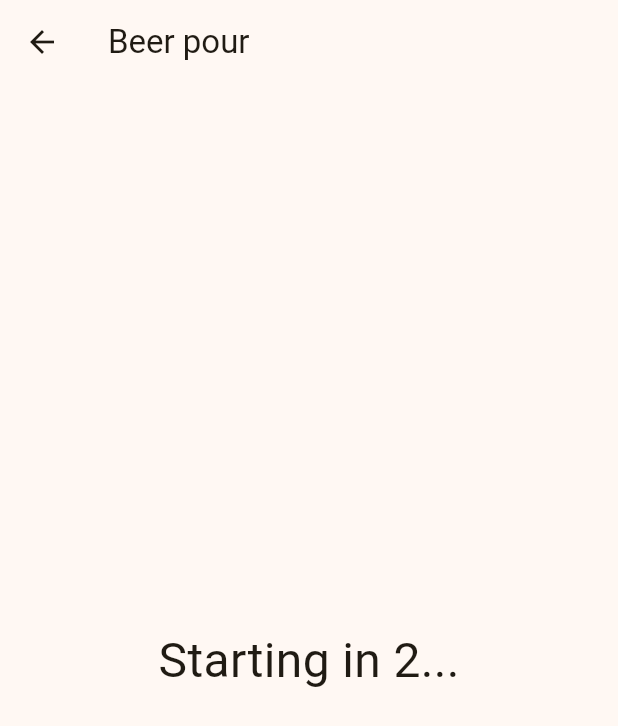
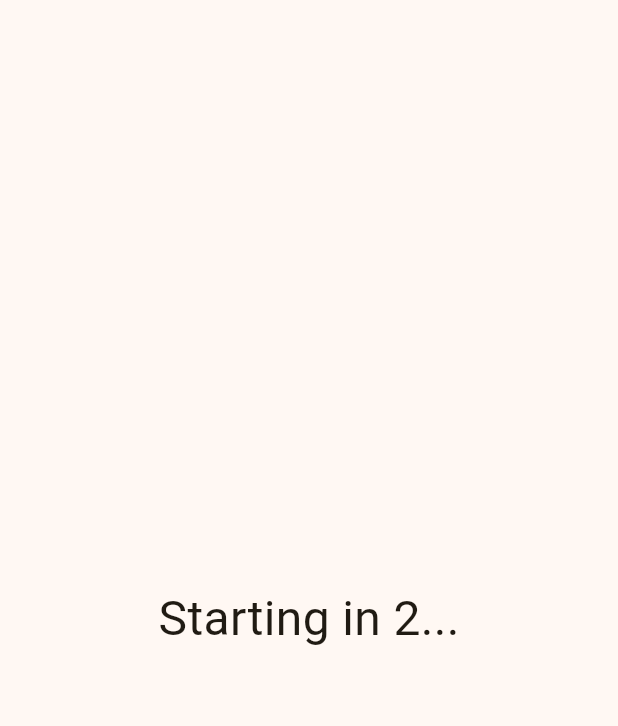
Before and after one commit to hURKa-friends/TP-RehabApp, a Flutter app: the BeerPourPage screen opened directly, after a tap on "Start", on a phone screen of 412 x 824 dp. Shown: the top 726 px of the screen. Run offline on Flutter 3.47's test engine with Material 3 defaults, Android fonts, the phone set to English and light mode, and no system bars; our stand-ins replace permission_handler, sensors_plus, syncfusion_flutter_charts; missing offline and left inert: light_sensor.

Commit message:
Beer pouring adjusted

```diff
--- a/lib/views/Beerpour_view.dart
+++ b/lib/views/Beerpour_view.dart
@@ -21,23 +21,17 @@ class BeerPourPageState extends StatefulPageState<BeerPourPage> {
       create: (_) => BeerPourViewModel(),
       child: Consumer<BeerPourViewModel>(builder: (_, vm, __) {
         return Scaffold(
-          appBar: AppBar(title: Text(widget.title)),
           body: Column(children: [
             if (vm.countdownActive)
               Expanded(child: Center(child: Text('Starting in ${vm.countdown}...', style: TextStyle(fontSize: 32))))
             else ...[
-              SizedBox(height: 16),
+              SizedBox(height: 4),
               ElevatedButton(
                 onPressed: vm.sensorsRunning ? vm.stopExercise : vm.startExercise,
                 child: Text(vm.sensorsRunning ? 'Stop' : 'Start'),
               ),
               SizedBox(height: 24),
               Expanded(child: BeerGlassWidget(beerLevel: vm.beerLevel, angle: vm.angle)),
-              if (vm.sensorsRunning)
-                Padding(
-                  padding: EdgeInsets.symmetric(vertical: 8),
-                  child: Text(vm.isPouring ? 'Pouring...' : 'Tilt to pour', style: TextStyle(fontSize: 18)),
-                ),
               Divider(),
               ElevatedButton(onPressed: vm.resetExercise, child: Text('Reset')),
             ],
@@ -48,20 +42,34 @@ class BeerPourPageState extends StatefulPageState<BeerPourPage> {
   }
 }
 
-class BeerGlassWidget extends StatelessWidget {
+class BeerGlassWidget extends StatefulWidget {
   final double beerLevel;
   final double angle;
 
   const BeerGlassWidget({required this.beerLevel, required this.angle, Key? key}) : super(key: key);
 
   @override
+  State<BeerGlassWidget> createState() => _BeerGlassWidgetState();
+}
+
+class _BeerGlassWidgetState extends State<BeerGlassWidget> {
+  @override
+  void didChangeDependencies() {
+    super.didChangeDependencies();
+    final size = MediaQuery.of(context).size;
+    final glassWidth = size.width * 1;
+    final glassHeight = size.height * 0.725;
+    Provider.of<BeerPourViewModel>(context, listen: false).setGlassDimensions(glassWidth, glassHeight);
+  }
+
+  @override
   Widget build(BuildContext context) {
     final size = MediaQuery.of(context).size;
-    // Define glass interior area
-    final glassWidth = size.width * 0.6;
-    final glassHeight = size.height * 0.8;
+    // Define glass interior area (these are used for positioning the painter)
+    final glassWidth = size.width * 1;
+    final glassHeight = size.height * 0.725;
     final dx = (size.width - glassWidth) / 2;
-    final dy = (size.height - glassHeight) / 2;
+    final dy = (size.height - (glassHeight * 1.375));
 
     return Stack(children: [
       Positioned(
@@ -71,8 +79,8 @@ class BeerGlassWidget extends StatelessWidget {
         height: glassHeight,
         child: CustomPaint(
           painter: GlassLiquidPainter(
-            beerLevel: beerLevel,
-            angle: angle,
+            beerLevel: widget.beerLevel,
+            angle: widget.angle,
           ),
         ),
       ),
@@ -96,34 +104,53 @@ class GlassLiquidPainter extends CustomPainter {
 
   @override
   void paint(Canvas canvas, Size size) {
-    final paint = Paint()..color = Colors.amber;
+    if (beerLevel <= 0) {
+      return; // Don't paint anything if beerLevel is zero or negative
+    }
+    final paint = Paint()..color = Colors.amber.withOpacity(0.85);
     final width = size.width;
     final height = size.height;
-    // Total area of liquid
-    final totalArea = width * height * beerLevel;
-    // Height difference between sides due to tilt
-    final deltaH = tan(angle) * width;
-    // Rectangle portion height
-    final hRect = (totalArea / width) - deltaH / 2;
-    // Clamp
-    final hClamped = hRect.clamp(0.0, height);
-    final dH = deltaH;
 
-    // Define polygon points (in local coords, origin top-left)
-    final yLeft = height - (hClamped + dH);
-    final yRight = height - hClamped;
+    final currentLiquidHeight = height * beerLevel;
+    final tiltOffset = tan(angle) * width / 2; // Offset from the center
+
+    // Calculate the y-coordinates of the liquid surface at the edges
+    final yLeft = height - (currentLiquidHeight + tiltOffset).clamp(0.0, height);
+    final yRight = height - (currentLiquidHeight - tiltOffset).clamp(0.0, height);
+
     final path = Path()
       ..moveTo(0, height)
       ..lineTo(width, height)
-      ..lineTo(width, yRight)
-      ..lineTo(0, yLeft)
-      ..close();
+      ..lineTo(width, yRight.clamp(0.0, height)); // Ensure within bounds
 
-    // Clip to glass interior
+    // Define the top edge of the liquid (trapezoid)
+    path.lineTo(0, yLeft.clamp(0.0, height)); // Ensure within bounds
+
+    path.close();
+
+    // Clip to the glass area
     canvas.clipRect(Rect.fromLTWH(0, 0, width, height));
-    // Draw liquid polygon
+
+    // Draw the liquid
     canvas.drawPath(path, paint);
+
+    // Optional drip effect - adjust dripX based on which side is lower
+    if (yLeft <= 0 || yRight <= 0) {
+      final dripPaint = Paint()..color = Colors.amber.withOpacity(0.6);
+      final dripRadius = width * 0.01;
+      double dripX;
+      if (yLeft <= 0 && yRight <= 0) {
+        dripX = width / 2; // Drip in the middle if both sides are over
+      } else if (yLeft <= 0) {
+        dripX = 0.0;
+      } else {
+        dripX = width.toDouble();
+      }
+      final dripY = 0.0;
+      canvas.drawCircle(Offset(dripX, dripY + 10), dripRadius, dripPaint);
+    }
   }
+
 
   @override
   bool shouldRepaint(covariant GlassLiquidPainter old) {
```
Also changed, not shown: lib/view_models/Beerpour_viewmodel.dart (+39 -6 lines).
